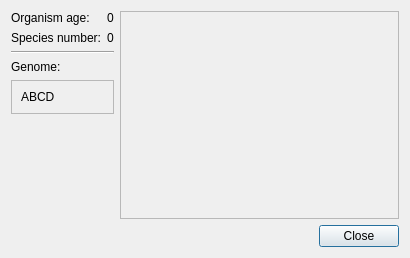
Qt form ui/organisminfodialog.ui (rrwick/Bugraft) before a commit.
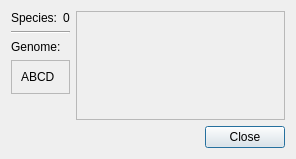
The same form after that commit.

Commit message: Rename 'organisms' to 'bugs'

Patch:
```diff
--- a/ui/organisminfodialog.ui
+++ b/ui/organisminfodialog.ui
@@ -6,8 +6,8 @@
    <rect>
     <x>0</x>
     <y>0</y>
-    <width>410</width>
-    <height>258</height>
+    <width>296</width>
+    <height>159</height>
    </rect>
   </property>
   <property name="windowTitle">
@@ -60,62 +60,7 @@
          <property name="bottomMargin">
           <number>0</number>
          </property>
-         <item row="5" column="0">
-          <spacer name="verticalSpacer">
-           <property name="orientation">
-            <enum>Qt::Vertical</enum>
-           </property>
-           <property name="sizeHint" stdset="0">
-            <size>
-             <width>20</width>
-             <height>40</height>
-            </size>
-           </property>
-          </spacer>
-         </item>
-         <item row="1" column="0">
-          <widget class="QLabel" name="label">
-           <property name="text">
-            <string>Species number:</string>
-           </property>
-          </widget>
-         </item>
-         <item row="0" column="1">
-          <widget class="QLabel" name="organismAgeLabel">
-           <property name="text">
-            <string>0</string>
-           </property>
-          </widget>
-         </item>
-         <item row="0" column="0">
-          <widget class="QLabel" name="label_3">
-           <property name="text">
-            <string>Organism age:</string>
-           </property>
-          </widget>
-         </item>
-         <item row="1" column="1">
-          <widget class="QLabel" name="speciesNumberLabel">
-           <property name="text">
-            <string>0</string>
-           </property>
-          </widget>
-         </item>
-         <item row="2" column="0" colspan="2">
-          <widget class="Line" name="line">
-           <property name="orientation">
-            <enum>Qt::Horizontal</enum>
-           </property>
-          </widget>
-         </item>
          <item row="3" column="0" colspan="2">
-          <widget class="QLabel" name="label_2">
-           <property name="text">
-            <string>Genome:</string>
-           </property>
-          </widget>
-         </item>
-         <item row="4" column="0" colspan="2">
           <widget class="QFrame" name="genomeFrame">
            <property name="frameShape">
             <enum>QFrame::StyledPanel</enum>
@@ -137,6 +82,47 @@
            </layout>
           </widget>
          </item>
+         <item row="1" column="0" colspan="2">
+          <widget class="Line" name="line">
+           <property name="orientation">
+            <enum>Qt::Horizontal</enum>
+           </property>
+          </widget>
+         </item>
+         <item row="0" column="0">
+          <widget class="QLabel" name="label">
+           <property name="text">
+            <string>Species:</string>
+           </property>
+          </widget>
+         </item>
+         <item row="4" column="0">
+          <spacer name="verticalSpacer">
+           <property name="orientation">
+            <enum>Qt::Vertical</enum>
+           </property>
+           <property name="sizeHint" stdset="0">
+            <size>
+             <width>20</width>
+             <height>40</height>
+            </size>
+           </property>
+          </spacer>
+         </item>
+         <item row="0" column="1">
+          <widget class="QLabel" name="speciesNumberLabel">
+           <property name="text">
+            <string>0</string>
+           </property>
+          </widget>
+         </item>
+         <item row="2" column="0" colspan="2">
+          <widget class="QLabel" name="label_2">
+           <property name="text">
+            <string>Genome:</string>
+           </property>
+          </widget>
+         </item>
         </layout>
        </widget>
       </item>
```
Left out of the diff: 2 changed lines with no effect on the pictures. The commit also changes 2 other files.
